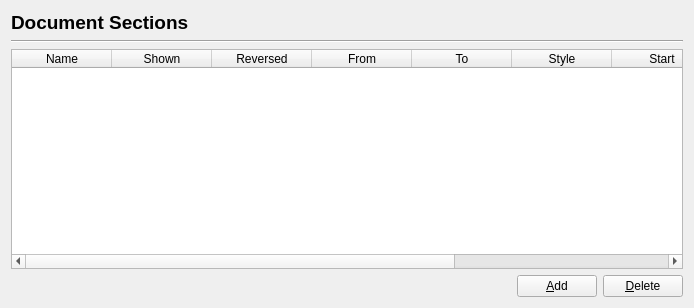
Qt form scribus/ui/prefs_documentsectionsbase.ui (scribusproject/scribus) before a commit.
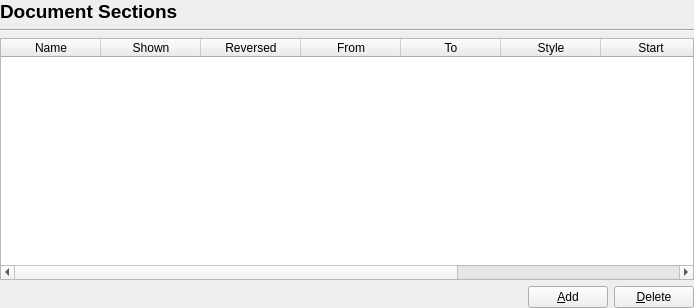
The same form after that commit. Custom widgets are drawn as their Qt base class.

The edit to the form file:
```diff
--- a/scribus/ui/prefs_documentsectionsbase.ui
+++ b/scribus/ui/prefs_documentsectionsbase.ui
@@ -14,6 +14,18 @@
    <string>Document Sections</string>
   </property>
   <layout class="QVBoxLayout">
+   <property name="leftMargin">
+    <number>0</number>
+   </property>
+   <property name="topMargin">
+    <number>0</number>
+   </property>
+   <property name="rightMargin">
+    <number>0</number>
+   </property>
+   <property name="bottomMargin">
+    <number>0</number>
+   </property>
    <item>
     <widget class="QLabel" name="titleLabel">
      <property name="font">
```
